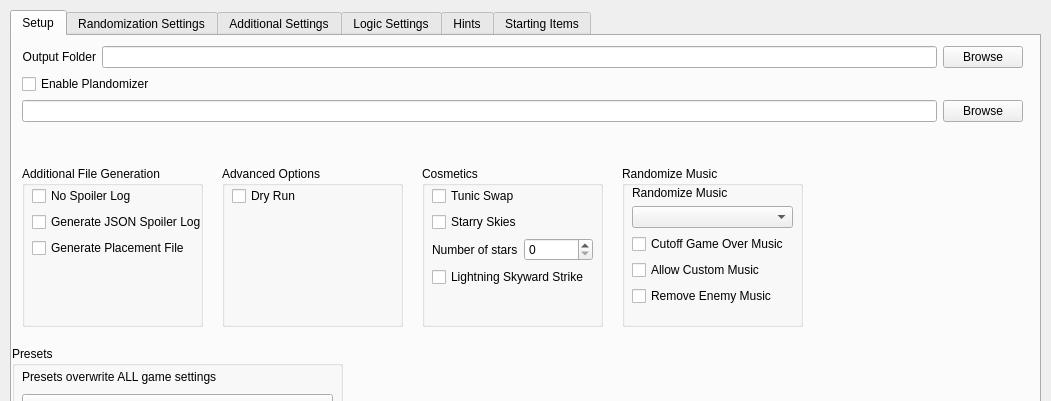
This is gui/randogui.ui in ssrando/ssrando as Qt 5 draws it before an edit; both pictures show x 0 to 1051 and y 0 to 401 of the 1051 by 738 pixel window. The edited form follows.
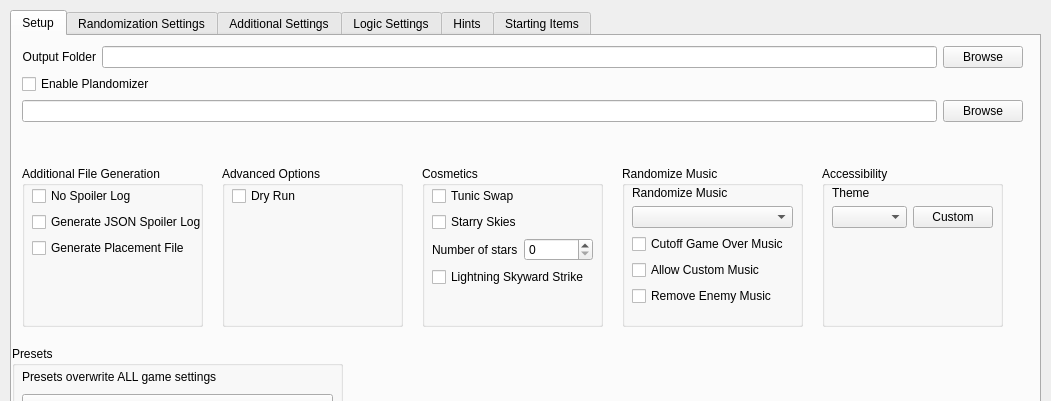
This is the edited form.

Commit message: Add a smattering of test theme options

Patch:
```diff
--- a/gui/randogui.ui
+++ b/gui/randogui.ui
@@ -85,7 +85,7 @@
         <x>10</x>
         <y>10</y>
         <width>1001</width>
-        <height>115</height>
+        <height>126</height>
        </rect>
       </property>
       <layout class="QVBoxLayout" name="vlay_files">
@@ -485,6 +485,72 @@
        </layout>
       </widget>
      </widget>
+     <widget class="QGroupBox" name="box_accessibility">
+      <property name="geometry">
+       <rect>
+        <x>810</x>
+        <y>130</y>
+        <width>181</width>
+        <height>161</height>
+       </rect>
+      </property>
+      <property name="title">
+       <string>Accessibility</string>
+      </property>
+      <widget class="QWidget" name="verticalLayoutWidget_15">
+       <property name="geometry">
+        <rect>
+         <x>10</x>
+         <y>20</y>
+         <width>161</width>
+         <height>132</height>
+        </rect>
+       </property>
+       <layout class="QVBoxLayout" name="vlay_accessibility">
+        <item>
+         <layout class="QVBoxLayout" name="verticalLayout_37"/>
+        </item>
+        <item>
+         <widget class="QLabel" name="option_theme_label">
+          <property name="text">
+           <string>Theme</string>
+          </property>
+         </widget>
+        </item>
+        <item>
+         <layout class="QHBoxLayout" name="hlay_theme">
+          <item>
+           <widget class="QComboBox" name="option_theme">
+            <property name="currentText">
+             <string/>
+            </property>
+           </widget>
+          </item>
+          <item>
+           <widget class="QPushButton" name="theme_custom_button">
+            <property name="text">
+             <string>Custom</string>
+            </property>
+           </widget>
+          </item>
+         </layout>
+        </item>
+        <item>
+         <spacer name="vspace_accessibility">
+          <property name="orientation">
+           <enum>Qt::Vertical</enum>
+          </property>
+          <property name="sizeHint" stdset="0">
+           <size>
+            <width>20</width>
+            <height>40</height>
+           </size>
+          </property>
+         </spacer>
+        </item>
+       </layout>
+      </widget>
+     </widget>
     </widget>
     <widget class="QWidget" name="tab_randomization_settings">
      <property name="toolTip">
```
Left out of the diff: 3 changed lines with no effect on the pictures. The commit also changes 3 other files.
